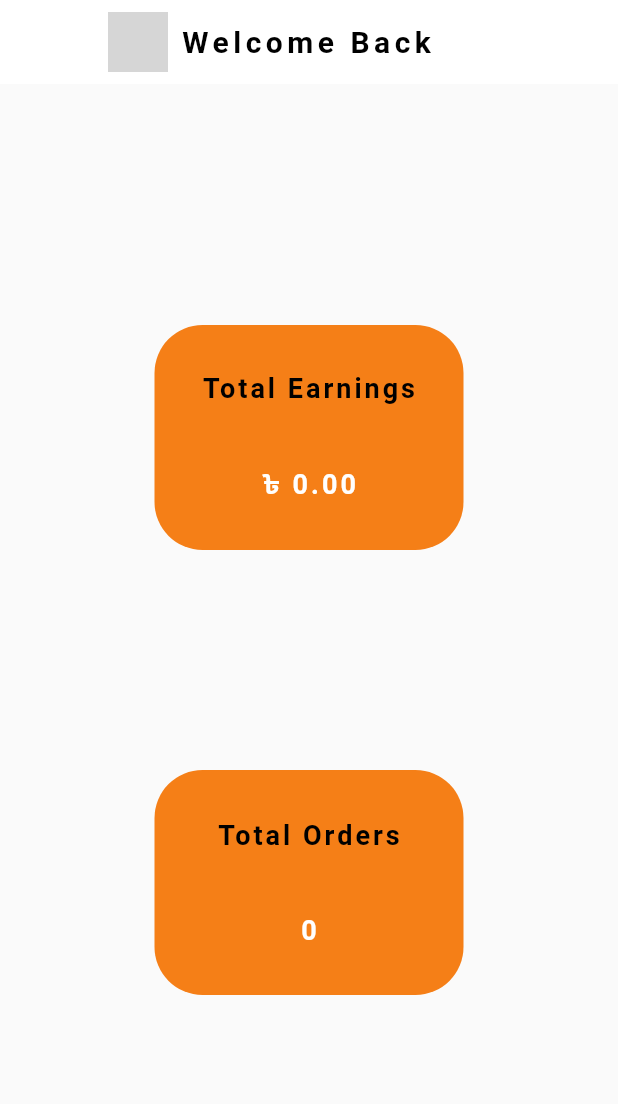
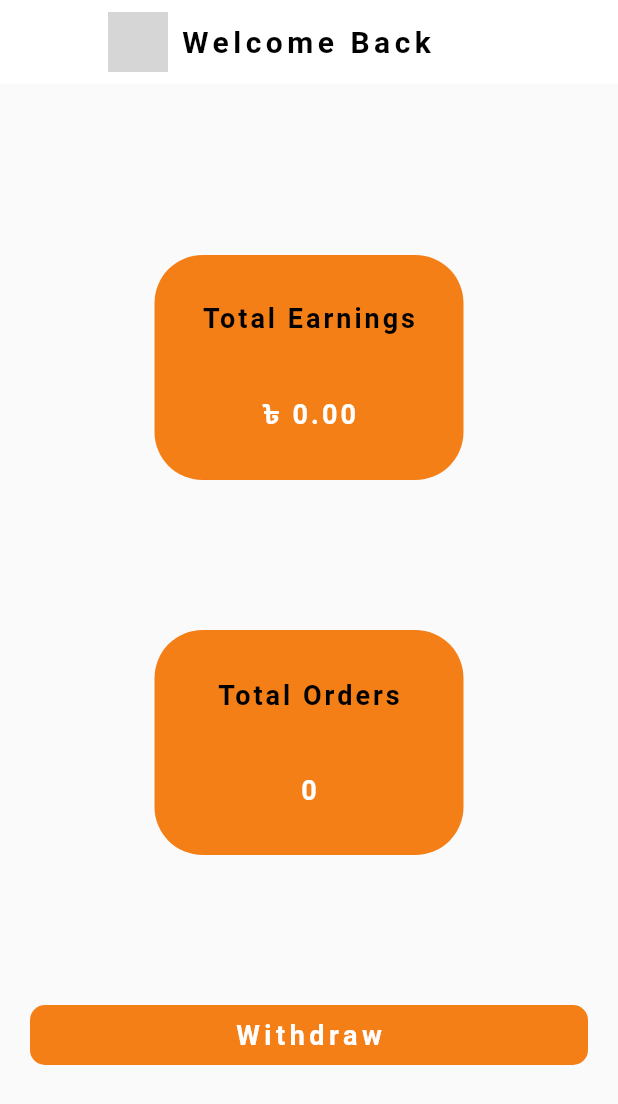
Before and after one commit to Nurujjaman329/Ecommerce-Sports, a Flutter app: the EarningScreen screen opened directly, on a phone screen of 412 x 824 dp. Shown: the top 1104 px of the screen. Run offline on Flutter 3.47's test engine with Material 2 defaults, Android fonts, the phone set to English and light mode, and no system bars; our stand-ins replace cached_network_image, cloud_firestore, firebase_auth, firebase_core, firebase_storage, flutter_easyloading and 5 more; missing offline and left inert: country_state_city_picker, flutterfire_ui; accounts and stored records are empty; network calls fail; project files that could hold a hidden picture were left out; grey boxes are pictures that could not be loaded.

Commit message:
Withdraw Screen

```diff
--- a/ecommerceapp/lib/main.dart
+++ b/ecommerceapp/lib/main.dart
@@ -34,7 +34,7 @@ class MyApp extends StatelessWidget {
         SystemUiOverlayStyle(statusBarColor: Colors.transparent));
     return MaterialApp(
       debugShowCheckedModeBanner: false,
-      home: LoginScreen(),
+      home: VendorAuthScreen(),
       builder: EasyLoading.init(),
     );
   }
--- a/ecommerceapp/lib/vendor/views/auth/screens/earning_screen.dart
+++ b/ecommerceapp/lib/vendor/views/auth/screens/earning_screen.dart
@@ -1,4 +1,5 @@
 import 'package:cloud_firestore/cloud_firestore.dart';
+import 'package:ecommerceapp/vendor/views/auth/screens/vendor_inner_screens/withdrawal_screens.dart';
 import 'package:firebase_auth/firebase_auth.dart';
 import 'package:flutter/material.dart';
 
@@ -148,6 +149,33 @@ class EarningScreen extends StatelessWidget {
                             ],
                           ),
                         ),
+                        InkWell(
+                          onTap: () {
+                            Navigator.push(context,
+                                MaterialPageRoute(builder: (context) {
+                              return WithdrawalScreens();
+                            }));
+                          },
+                          child: Container(
+                            height: 40,
+                            width: MediaQuery.of(context).size.width - 40,
+                            decoration: BoxDecoration(
+                              color: Colors.yellow.shade900,
+                              borderRadius: BorderRadius.circular(10),
+                            ),
+                            child: Center(
+                              child: Text(
+                                'Withdraw',
+                                style: TextStyle(
+                                  color: Colors.white,
+                                  fontSize: 18,
+                                  fontWeight: FontWeight.bold,
+                                  letterSpacing: 3,
+                                ),
+                              ),
+                            ),
+                          ),
+                        ),
                       ],
                     ),
                   ),
```
Also changed, not shown: ecommerceapp/lib/vendor/views/auth/screens/vendor_inner_screens/withdrawal_screens.dart (added, +26 -0 lines).
